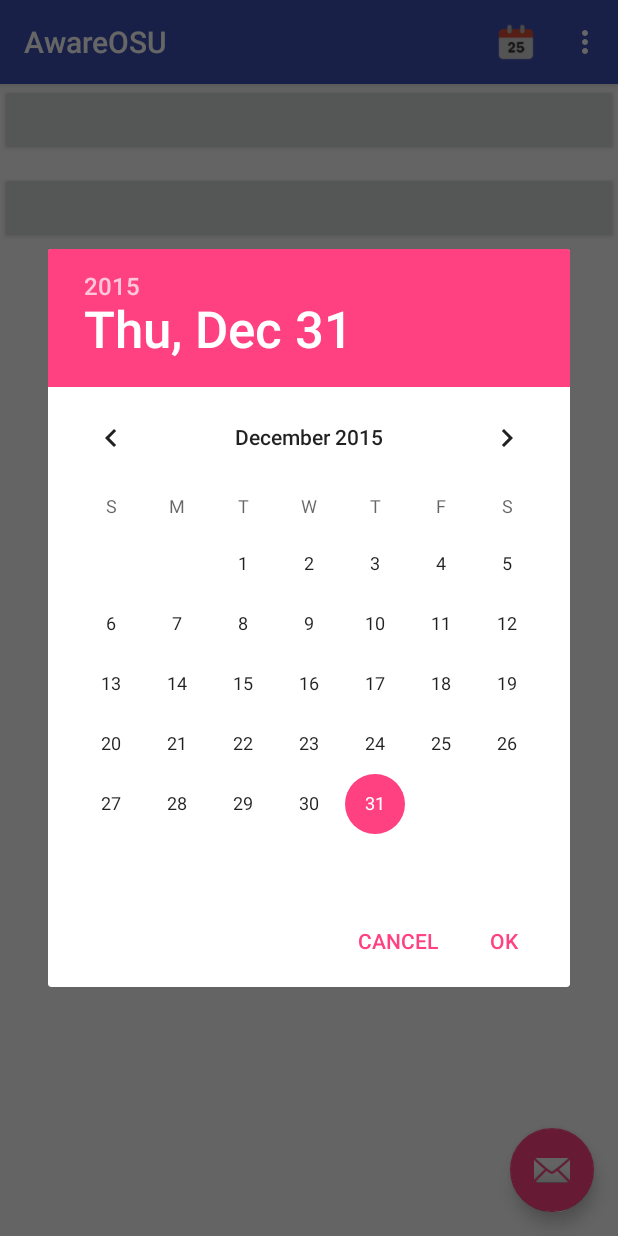
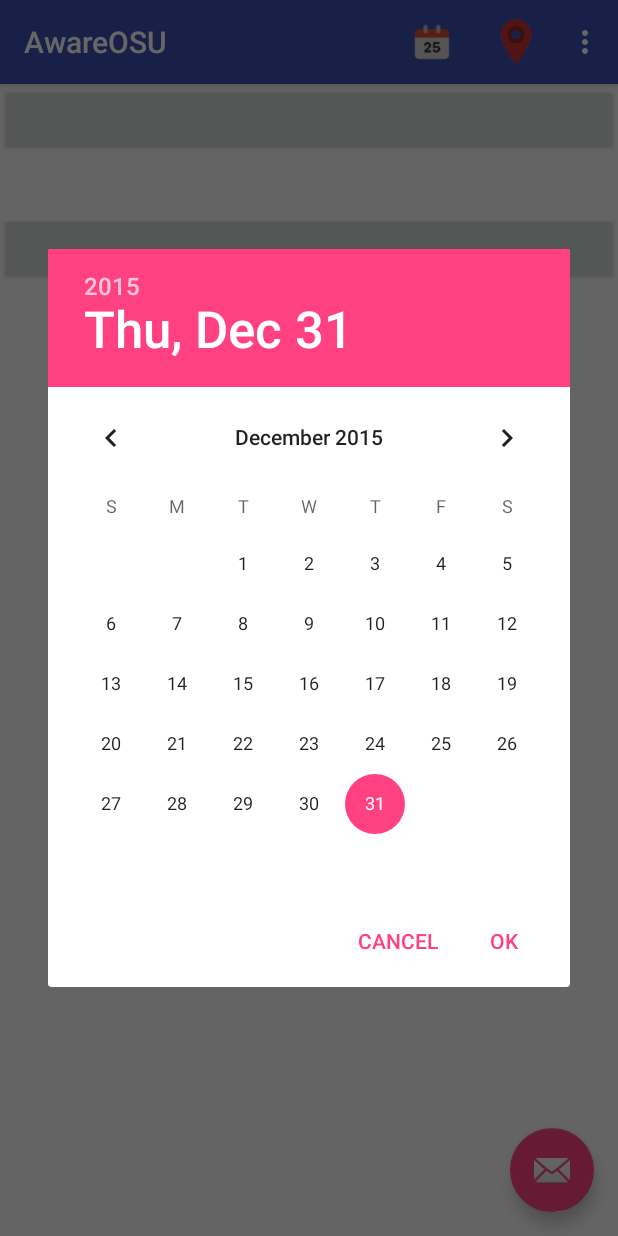
Before and after one commit to cailinpitt/AwareOSUAndroid, an Android app: the screen it shows after launch (MyActivity), after a tap on "Date", on a phone screen of 412 x 824 dp. Run offline under Robolectric (Android 15) with nearby library versions, the phone set to English and light mode, and no system bars; 2 statements that could not run were skipped.

Commit message:
Fixed datepicker bug, added map icon to actionbar.

```diff
--- a/app/src/main/res/layout/content_my.xml
+++ b/app/src/main/res/layout/content_my.xml
@@ -18,6 +18,14 @@
             android:layout_height="wrap_content"
             android:textAllCaps="false"
             android:onClick="getCrimes" />
+
+        <TextView
+            android:id="@+id/off_message"
+            android:layout_width="match_parent"
+            android:layout_height="wrap_content"
+            android:layout_alignParentTop="true"
+            android:gravity="center"
+            android:textSize="20sp" />
 
         <TableLayout xmlns:android="http://schemas.android.com/apk/res/android"
             android:id = "@+id/offHeader_table"
@@ -43,6 +51,14 @@
             android:textAllCaps="false"
             android:onClick="getCrimes" />
 
+        <TextView
+            android:id="@+id/on_message"
+            android:layout_width="match_parent"
+            android:layout_height="wrap_content"
+            android:layout_alignParentTop="true"
+            android:gravity="center"
+            android:textSize="20sp" />
+
         <TableLayout xmlns:android="http://schemas.android.com/apk/res/android"
             android:id = "@+id/onHeader_table"
             android:layout_width="match_parent"
--- a/app/src/main/res/menu/menu_my.xml
+++ b/app/src/main/res/menu/menu_my.xml
@@ -7,6 +7,11 @@
         android:icon="@drawable/date_icon"
         android:title="Date"
         app:showAsAction="ifRoom"/>
+    <item
+        android:id="@+id/show_map"
+        android:icon="@drawable/map_icon"
+        android:title="Map"
+        app:showAsAction="ifRoom"/>
 
     <item android:id="@+id/action_settings" android:title="@string/action_settings"
         android:orderInCategory="100" app:showAsAction="never" />
```
Also changed, not shown: app/src/main/java/com/example/cailin/awareosu/DatePickerFragment.java (+11 -8 lines), app/src/main/java/com/example/cailin/awareosu/MyActivity.java (+49 -10 lines), app/src/main/res/drawable/map_icon.png (added).
